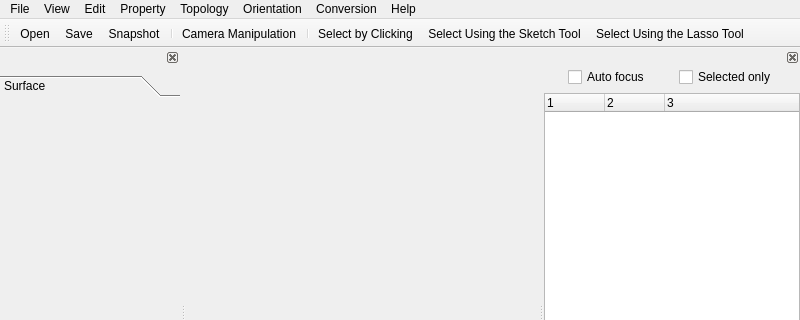
Before: the Qt Designer form applications/Mapple/main_window.ui in LiangliangNan/Easy3D, drawn with Qt 5; both pictures show x 0 to 800 and y 0 to 320 of the 800 by 600 pixel window.
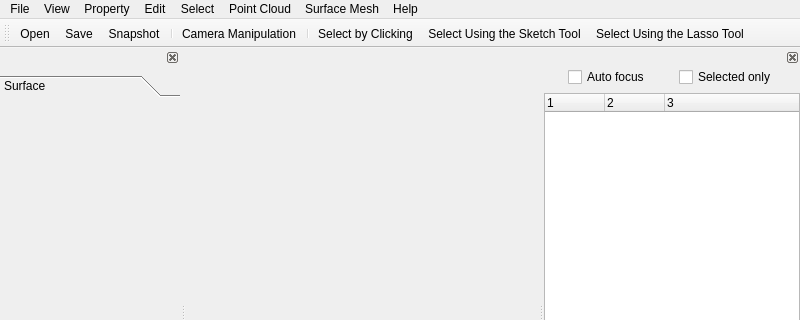
After: the same form once the commit is applied. Icons and pictures are not drawn. Custom widgets are drawn as their Qt base class.

```diff
--- a/applications/Mapple/main_window.ui
+++ b/applications/Mapple/main_window.ui
@@ -69,31 +69,13 @@
     </property>
     <addaction name="actionAboutMapple"/>
    </widget>
-   <widget class="QMenu" name="menuConversion">
+   <widget class="QMenu" name="menuPointCloud">
     <property name="title">
-     <string>Conversion</string>
+     <string>Point Cloud</string>
     </property>
     <addaction name="actionPoissonSurfaceReconstruction"/>
     <addaction name="actionRansacPrimitiveExtraction"/>
     <addaction name="separator"/>
-    <addaction name="actionSamplingSurfaceMesh"/>
-   </widget>
-   <widget class="QMenu" name="menuTopology">
-    <property name="title">
-     <string>Topology</string>
-    </property>
-    <addaction name="actionTopologyStatistics"/>
-    <addaction name="separator"/>
-    <addaction name="actionDetectDuplicatedFaces"/>
-    <addaction name="actionRemoveDuplicatedFaces"/>
-    <addaction name="separator"/>
-    <addaction name="actionDetectSelfIntersections"/>
-    <addaction name="actionRemeshSelfIntersections"/>
-   </widget>
-   <widget class="QMenu" name="menuOrientation">
-    <property name="title">
-     <string>Orientation</string>
-    </property>
     <addaction name="actionEstimatePointCloudNormals"/>
     <addaction name="actionReorientPointCloudNormals"/>
     <addaction name="separator"/>
@@ -101,7 +83,7 @@
    </widget>
    <widget class="QMenu" name="menuSelect">
     <property name="title">
-     <string>Edit</string>
+     <string>Select</string>
     </property>
     <addaction name="actionInvertSelection"/>
     <addaction name="separator"/>
@@ -115,15 +97,44 @@
      <string>Property</string>
     </property>
     <addaction name="actionComputeHeightField"/>
-    <addaction name="actionComputeConnectedComponents"/>
+   </widget>
+   <widget class="QMenu" name="menuSurfaceMesh">
+    <property name="title">
+     <string>Surface Mesh</string>
+    </property>
+    <widget class="QMenu" name="menuSubdivision">
+     <property name="title">
+      <string>Subdivision</string>
+     </property>
+     <addaction name="actionSurfaceMeshSubdivisionLoop"/>
+     <addaction name="actionSurfaceMeshSubdivisionCatmullClark"/>
+     <addaction name="actionSurfaceMeshSubdivisionSqrt3"/>
+    </widget>
+    <addaction name="actionTopologyStatistics"/>
+    <addaction name="actionExtractConnectedComponents"/>
+    <addaction name="separator"/>
+    <addaction name="actionDetectDuplicatedFaces"/>
+    <addaction name="actionRemoveDuplicatedFaces"/>
+    <addaction name="separator"/>
+    <addaction name="actionDetectSelfIntersections"/>
+    <addaction name="actionRemeshSelfIntersections"/>
+    <addaction name="separator"/>
+    <addaction name="actionSamplingSurfaceMesh"/>
+    <addaction name="menuSubdivision"/>
+   </widget>
+   <widget class="QMenu" name="menuEdit">
+    <property name="title">
+     <string>Edit</string>
+    </property>
+    <addaction name="actionAddGaussianNoise"/>
    </widget>
    <addaction name="menuFile"/>
    <addaction name="menuView"/>
-   <addaction name="menuSelect"/>
    <addaction name="menuProperty"/>
-   <addaction name="menuTopology"/>
-   <addaction name="menuOrientation"/>
-   <addaction name="menuConversion"/>
+   <addaction name="menuEdit"/>
+   <addaction name="menuSelect"/>
+   <addaction name="menuPointCloud"/>
+   <addaction name="menuSurfaceMesh"/>
    <addaction name="menuHelp"/>
   </widget>
   <widget class="QToolBar" name="mainToolBar">
```
Left out of the diff: 31 changed lines with no effect on the pictures.
